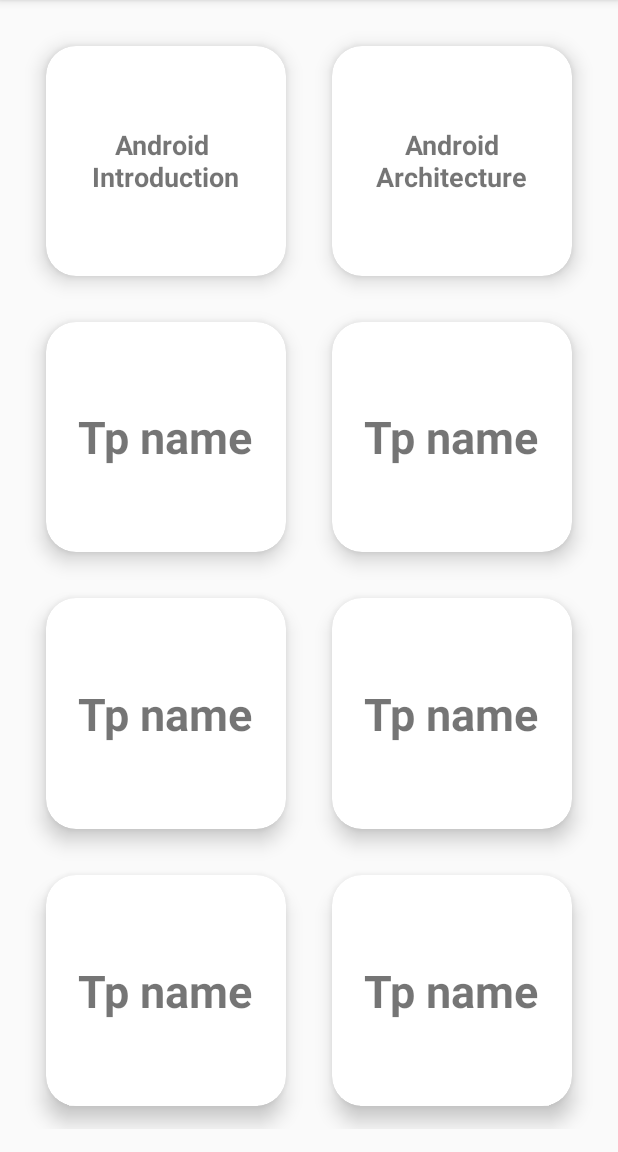
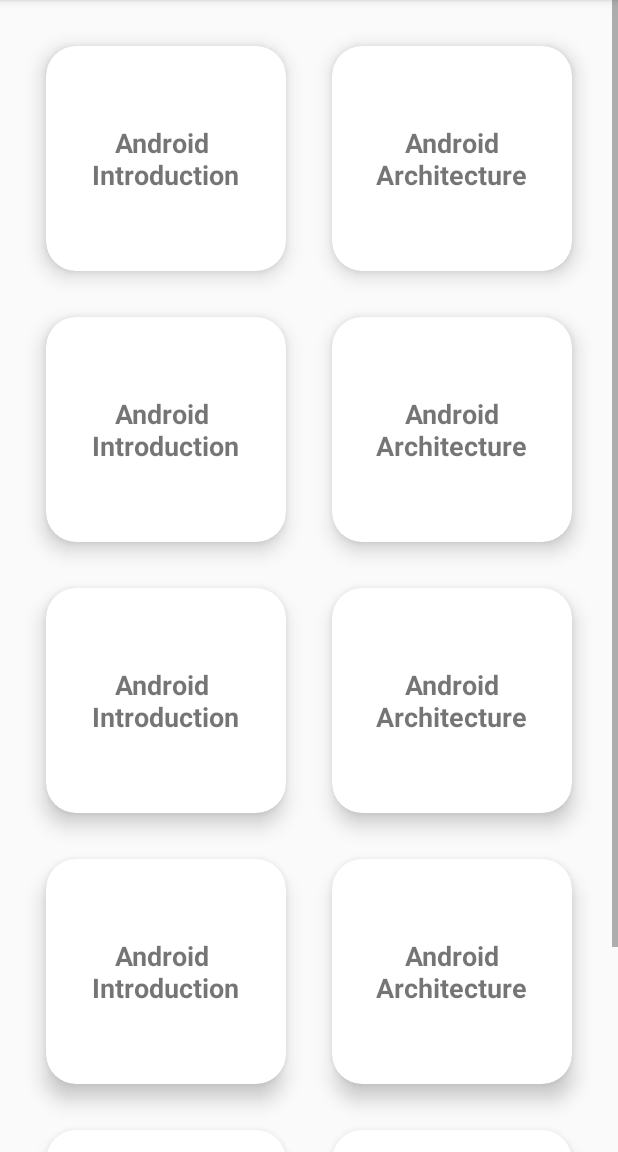
Before and after one commit to Maulikatgit/Android-Learn, an Android app: the topics screen opened directly, with no data from a screen before it, on a phone screen of 412 x 824 dp, the part 84-1236 px from its top. Run offline under Robolectric (Android 15) with nearby library versions, the phone set to English and light mode, and no system bars.

Commit message:
Scrollview added in gridview

```diff
--- a/app/src/main/res/layout/activity_topics.xml
+++ b/app/src/main/res/layout/activity_topics.xml
@@ -1,12 +1,17 @@
 <?xml version="1.0" encoding="utf-8"?>
-<androidx.constraintlayout.widget.ConstraintLayout
+<ScrollView
     xmlns:android="http://schemas.android.com/apk/res/android"
     xmlns:app="http://schemas.android.com/apk/res-auto"
     xmlns:tools="http://schemas.android.com/tools"
     android:layout_width="match_parent"
     android:layout_height="match_parent"
-    android:orientation="vertical"
     tools:context=".topics">
+
+    <LinearLayout
+        android:layout_width="match_parent"
+        android:layout_height="match_parent"
+        android:weightSum="10"
+        android:orientation="vertical">
 
         <GridLayout
             android:layout_width="match_parent"
@@ -21,7 +26,7 @@
             <androidx.cardview.widget.CardView
                 android:id="@+id/tp1"
                 android:layout_width="0dp"
-            android:layout_height="0dp"
+                android:layout_height="150dp"
                 android:layout_columnWeight="1"
                 android:layout_rowWeight="1"
                 android:layout_margin="15dp"
@@ -44,9 +49,7 @@
                         android:textSize="18dp"
                         android:textStyle="bold">
                     </TextView>
-
                 </LinearLayout>
-
             </androidx.cardview.widget.CardView>
 
             <androidx.cardview.widget.CardView
@@ -83,7 +86,7 @@
             <androidx.cardview.widget.CardView
                 android:id="@+id/tp3"
                 android:layout_width="0dp"
-            android:layout_height="0dp"
+                android:layout_height="150dp"
                 android:layout_columnWeight="1"
                 android:layout_rowWeight="1"
                 android:layout_margin="15dp"
@@ -102,13 +105,11 @@
                         android:layout_height="wrap_content"
                         android:layout_gravity="center_horizontal"
                         android:textAlignment="center"
-                    android:text="Tp name"
-                    android:textSize="30dp"
+                        android:text="Android \nIntroduction"
+                        android:textSize="18dp"
                         android:textStyle="bold">
                     </TextView>
-
                 </LinearLayout>
-
             </androidx.cardview.widget.CardView>
 
             <androidx.cardview.widget.CardView
@@ -133,8 +134,8 @@
                         android:layout_height="wrap_content"
                         android:layout_gravity="center_horizontal"
                         android:textAlignment="center"
-                    android:text="Tp name"
-                    android:textSize="30dp"
+                        android:text="Android\nArchitecture"
+                        android:textSize="18dp"
                         android:textStyle="bold">
                     </TextView>
 
@@ -145,7 +146,7 @@
             <androidx.cardview.widget.CardView
                 android:id="@+id/tp5"
                 android:layout_width="0dp"
-            android:layout_height="0dp"
+                android:layout_height="150dp"
                 android:layout_columnWeight="1"
                 android:layout_rowWeight="1"
                 android:layout_margin="15dp"
@@ -164,13 +165,11 @@
                         android:layout_height="wrap_content"
                         android:layout_gravity="center_horizontal"
                         android:textAlignment="center"
-                    android:text="Tp name"
-                    android:textSize="30dp"
+                        android:text="Android \nIntroduction"
+                        android:textSize="18dp"
                         android:textStyle="bold">
                     </TextView>
-
                 </LinearLayout>
-
             </androidx.cardview.widget.CardView>
 
             <androidx.cardview.widget.CardView
@@ -195,8 +194,8 @@
                         android:layout_height="wrap_content"
                         android:layout_gravity="center_horizontal"
                         android:textAlignment="center"
-                    android:text="Tp name"
-                    android:textSize="30dp"
+                        android:text="Android\nArchitecture"
+                        android:textSize="18dp"
                         android:textStyle="bold">
                     </TextView>
 
@@ -207,7 +206,7 @@
             <androidx.cardview.widget.CardView
                 android:id="@+id/tp7"
                 android:layout_width="0dp"
-            android:layout_height="0dp"
+                android:layout_height="150dp"
                 android:layout_columnWeight="1"
                 android:layout_rowWeight="1"
                 android:layout_margin="15dp"
@@ -226,13 +225,11 @@
                         android:layout_height="wrap_content"
                         android:layout_gravity="center_horizontal"
                         android:textAlignment="center"
-                    android:text="Tp name"
-                    android:textSize="30dp"
+                        android:text="Android \nIntroduction"
+                        android:textSize="18dp"
                         android:textStyle="bold">
                     </TextView>
-
                 </LinearLayout>
-
             </androidx.cardview.widget.CardView>
 
             <androidx.cardview.widget.CardView
@@ -257,13 +254,75 @@
                         android:layout_height="wrap_content"
                         android:layout_gravity="center_horizontal"
                         android:textAlignment="center"
-                    android:text="Tp name"
-                    android:textSize="30dp"
+                        android:text="Android\nArchitecture"
+                        android:textSize="18dp"
                         android:textStyle="bold">
                     </TextView>
 
                 </LinearLayout>
 
             </androidx.cardview.widget.CardView>
+
+            <androidx.cardview.widget.CardView
+                android:id="@+id/tp9"
+                android:layout_width="0dp"
+                android:layout_height="150dp"
+                android:layout_columnWeight="1"
+                android:layout_rowWeight="1"
+                android:layout_margin="15dp"
+                app:cardElevation="8dp"
+                app:cardCornerRadius="20dp">
+
+                <LinearLayout
+                    android:layout_width="wrap_content"
+                    android:layout_height="wrap_content"
+                    android:layout_gravity="center_horizontal|center_vertical"
+                    android:layout_margin="15dp"
+                    android:orientation="vertical">
+
+                    <TextView
+                        android:layout_width="wrap_content"
+                        android:layout_height="wrap_content"
+                        android:layout_gravity="center_horizontal"
+                        android:textAlignment="center"
+                        android:text="Android \nIntroduction"
+                        android:textSize="18dp"
+                        android:textStyle="bold">
+                    </TextView>
+                </LinearLayout>
+            </androidx.cardview.widget.CardView>
+
+            <androidx.cardview.widget.CardView
+                android:id="@+id/tp10"
+                android:layout_width="0dp"
+                android:layout_height="0dp"
+                android:layout_columnWeight="1"
+                android:layout_rowWeight="1"
+                android:layout_margin="15dp"
+                app:cardElevation="8dp"
+                app:cardCornerRadius="20dp">
+
+                <LinearLayout
+                    android:layout_width="wrap_content"
+                    android:layout_height="wrap_content"
+                    android:layout_gravity="center_horizontal|center_vertical"
+                    android:layout_margin="15dp"
+                    android:orientation="vertical">
+
+                    <TextView
+                        android:layout_width="wrap_content"
+                        android:layout_height="wrap_content"
+                        android:layout_gravity="center_horizontal"
+                        android:textAlignment="center"
+                        android:text="Android\nArchitecture"
+                        android:textSize="18dp"
+                        android:textStyle="bold">
+                    </TextView>
+
+                </LinearLayout>
+
+            </androidx.cardview.widget.CardView>
+
         </GridLayout>
-</androidx.constraintlayout.widget.ConstraintLayout>
+    </LinearLayout>
+</ScrollView>
```
Lines whose indentation alone changed are shown as unchanged.
